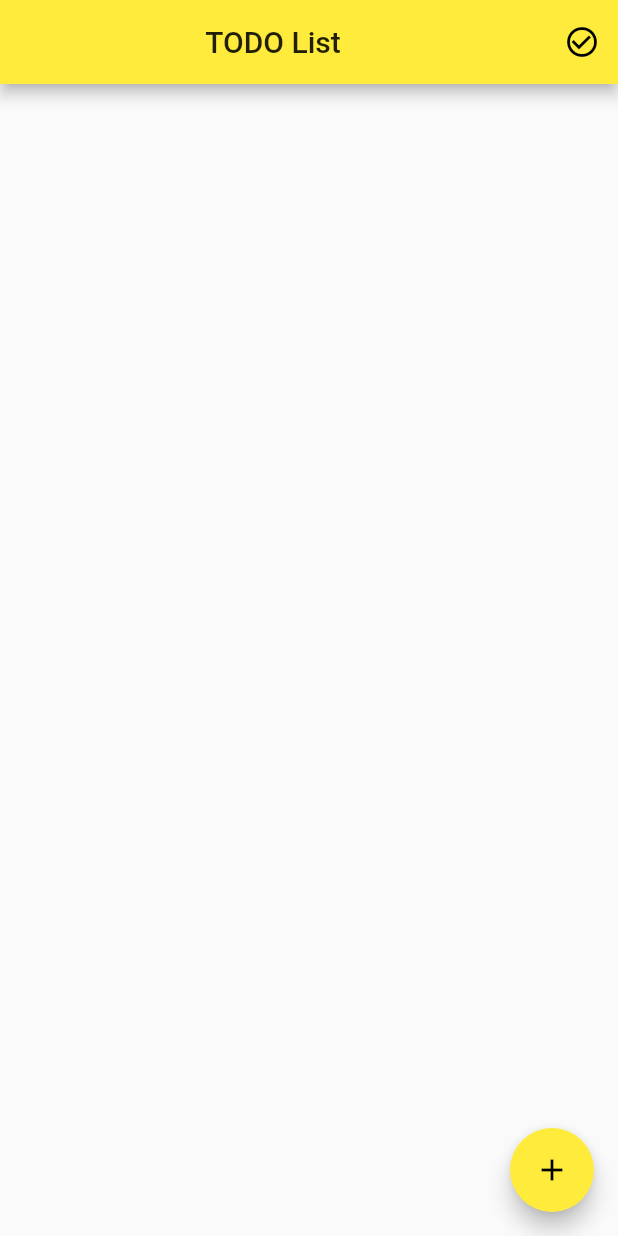
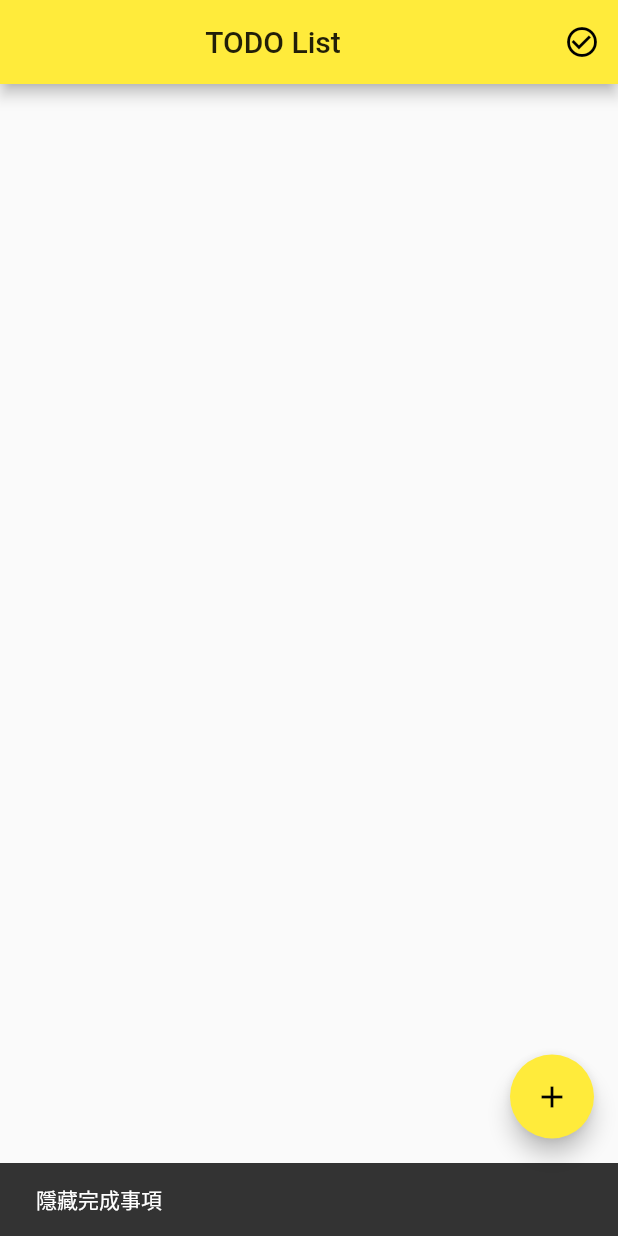
Before and after one commit to michael830713/todo_app_with_ktor, a Flutter app: the screen it shows after launch, after a tap on the "check circle outline" icon, on a phone screen of 412 x 824 dp. Run offline on Flutter 3.47's test engine with Material 2 defaults, Android fonts, the phone set to English and light mode, and no system bars; our stand-ins replace logger, shared_preferences; statements that could not run were skipped.

Commit message:
added a snackbar for hide and show done todos

```diff
--- a/lib/main.dart
+++ b/lib/main.dart
@@ -118,9 +118,17 @@ class _MyHomePageState extends State<MyHomePage> {
     return Scaffold(
       appBar: AppBar(
         actions: <Widget>[
-          IconButton(
-            icon: Icon(Icons.check_circle_outline),
-            onPressed: () => _hideDoneTodo(hideDone: !todoList.hideDoneTodo),
+          Builder(
+            builder: (BuildContext context) => IconButton(
+              icon: Icon(Icons.check_circle_outline),
+              onPressed: () {
+                Scaffold.of(context).showSnackBar(SnackBar(
+                  content: Text('${todoList.hideDoneTodo ? '顯示' : '隱藏'}完成事項'),
+                  duration: Duration(seconds: 1),
+                ));
+                _hideDoneTodo(hideDone: !todoList.hideDoneTodo);
+              },
+            ),
           )
         ],
         centerTitle: true,
```
